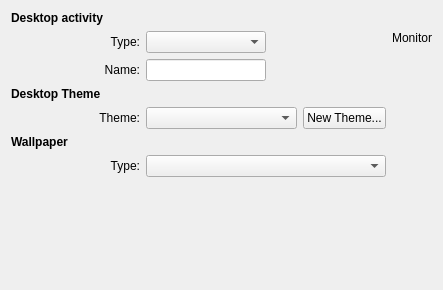
Old version of the form plasma/shells/desktop/BackgroundDialog.ui in the repository mgottschlag/kwin-tiling.
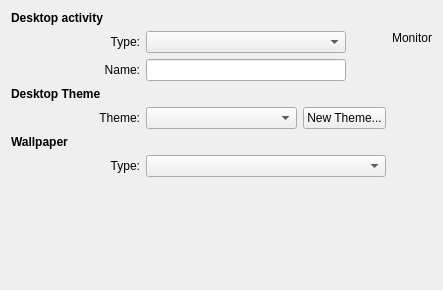
New version of the form.

Commit message: makes the combobox bigger so the menu is visible.

Patch:
```diff
--- a/plasma/shells/desktop/BackgroundDialog.ui
+++ b/plasma/shells/desktop/BackgroundDialog.ui
@@ -65,6 +65,9 @@
        <property name="orientation" >
         <enum>Qt::Horizontal</enum>
        </property>
+       <property name="sizeType" >
+        <enum>QSizePolicy::Preferred</enum>
+       </property>
        <property name="sizeHint" stdset="0" >
         <size>
          <width>40</width>
@@ -131,6 +134,9 @@
        <property name="orientation" >
         <enum>Qt::Horizontal</enum>
        </property>
+       <property name="sizeType" >
+        <enum>QSizePolicy::Preferred</enum>
+       </property>
        <property name="sizeHint" stdset="0" >
         <size>
          <width>40</width>
```
